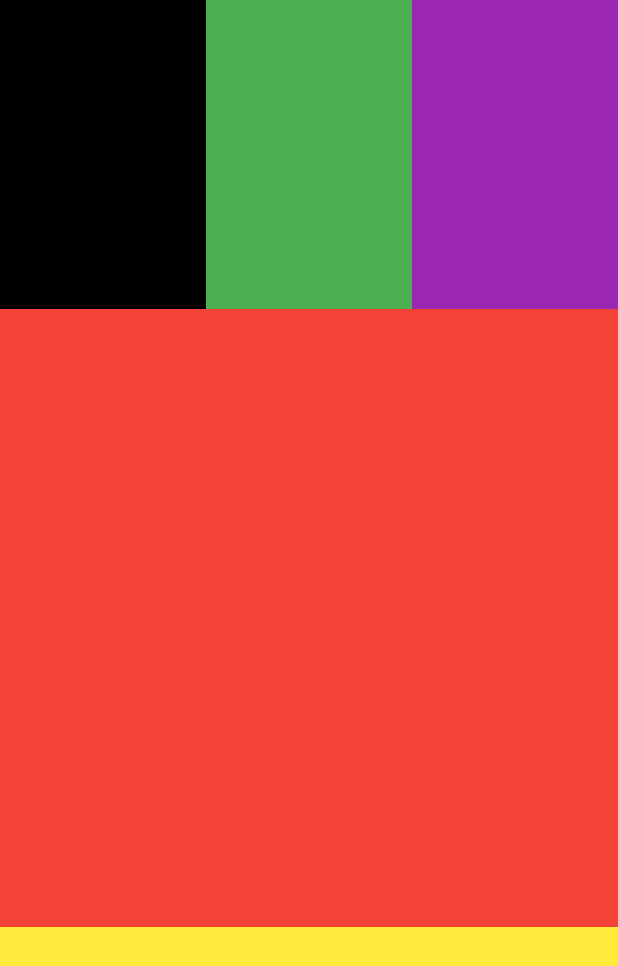
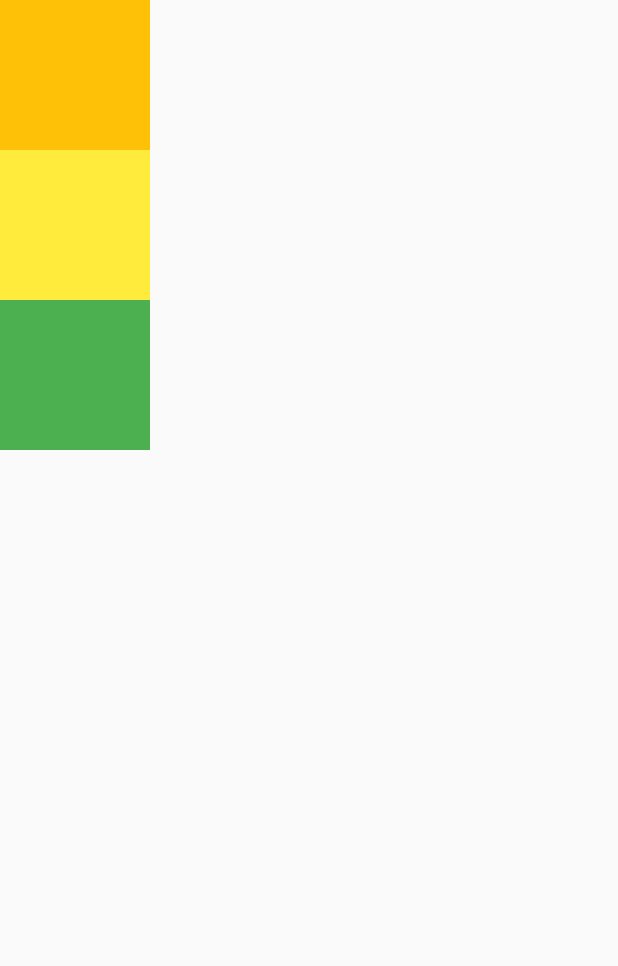
Before and after one commit to subhanassiddik/MyFlutterWidgetsLearn, a Flutter app: the screen it shows after launch, on a phone screen of 412 x 824 dp. Shown: the top 966 px of the screen. Run offline on Flutter 3.47's test engine with Material 2 defaults, Android fonts, the phone set to English and light mode, and no system bars; our stand-ins replace get.

Commit message:
responsive : Media query

```diff
--- a/lib/1_must_know/3_others/2_responsive_desain/1_flexible.dart
+++ b/lib/1_must_know/3_others/2_responsive_desain/1_flexible.dart
@@ -24,6 +24,7 @@ class WidgetFlexible extends StatelessWidget {
   }
 }
 
+
 Flexible mycontainer({Color warna, int flex}) {
   return Flexible(flex: flex, child: Container(color: warna));
 }
--- /dev/null
+++ b/lib/1_must_know/3_others/2_responsive_desain/2_mediaquery.dart
@@ -0,0 +1,49 @@
+//media query ;
+//1. untuk mendapatkan ukuran dari layar
+//2. mendapatkan orientasi dari layar (landcape atau potrait)
+
+import 'package:flutter/material.dart';
+
+class WidgetMediaQuery extends StatelessWidget {
+  @override
+  Widget build(BuildContext context) {
+    return Scaffold(
+        body: (MediaQuery.of(context).orientation == Orientation.portrait)
+            ? Column(
+                children: generateContainer(),
+              )
+            : Row(
+                children: generateContainer(),
+              )
+
+        //--------------------------------------
+
+        // Container(
+        //   color: Colors.yellow,
+        //   width: MediaQuery.of(context).size.width / 3,
+        //   height: MediaQuery.of(context).size.height / 2,
+        // ),
+
+        );
+  }
+}
+
+List<Widget> generateContainer() {
+  return [
+    Container(
+      width: 100,
+      height: 100,
+      color: Colors.amber,
+    ),
+    Container(
+      width: 100,
+      height: 100,
+      color: Colors.yellow,
+    ),
+    Container(
+      width: 100,
+      height: 100,
+      color: Colors.green,
+    ),
+  ];
+}
--- a/lib/main.dart
+++ b/lib/main.dart
@@ -1,5 +1,6 @@
 import 'package:flutter/material.dart';
-import 'package:flutter_widget_learn/1_must_know/3_others/2_responsive_desain/1_flexible.dart';
+import 'package:flutter_widget_learn/1_must_know/3_others/2_responsive_desain/2_mediaquery.dart';
+// import 'package:flutter_widget_learn/1_must_know/3_others/2_responsive_desain/1_flexible.dart';
 // import 'package:get/get.dart';
 // import 'package:flutter_widget_learn/1_must_know/3_others/1_navigation/3_getX_part2/2_main_page_part2.dart';
 // import 'package:flutter_widget_learn/1_must_know/3_others/1_navigation/3_getX_part2/3_second_page_part2.dart';
@@ -62,7 +63,8 @@ class MyApp extends StatelessWidget {
           // LoginPage()
           // LoginPage(),
           // LoginPagePart2(),
-      WidgetFlexible(),
+          // WidgetFlexible(),
+          WidgetMediaQuery(),
     );
   }
 }
```
Lines whose indentation alone changed are shown as unchanged.
